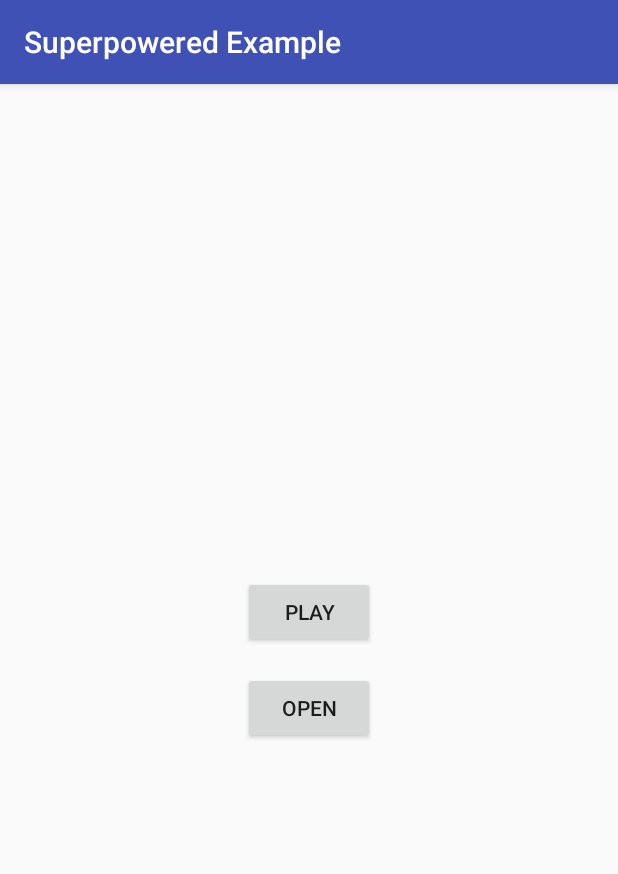
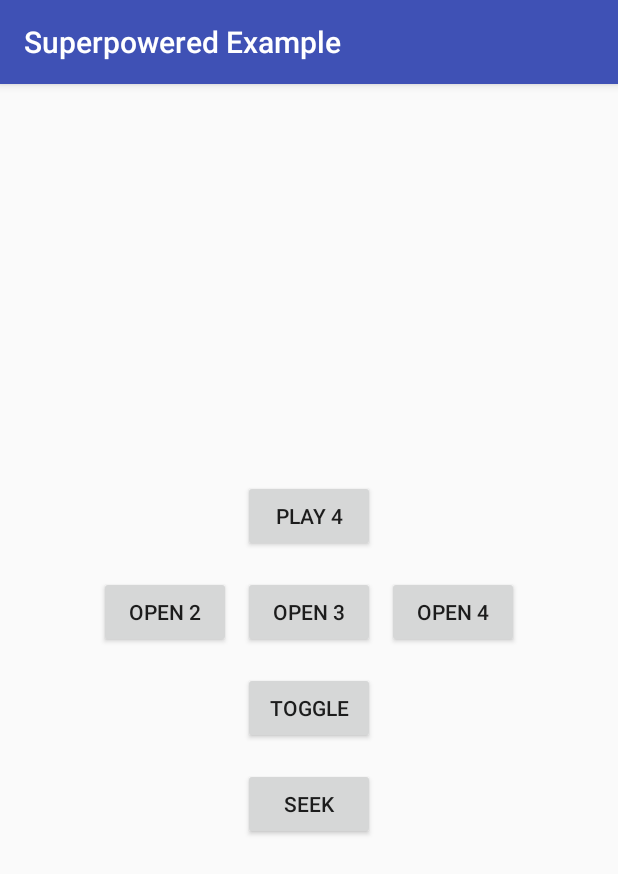
Before and after one commit to Skylesser/superpowered-example, an Android app: the screen it shows after launch (MainActivity), on a phone screen of 412 x 824 dp. Shown: the top 874 px of the screen. Run offline under Robolectric (Android 15) with nearby library versions, the light colour scheme and no system bars.

Commit message:
Open and seek features

```diff
--- a/app/src/main/res/layout/activity_main.xml
+++ b/app/src/main/res/layout/activity_main.xml
@@ -13,23 +13,69 @@
 		android:layout_height="wrap_content"
 		android:layout_margin="8dp"
 		android:onClick="onClickPlay"
-		android:text="PLAY"
-		app:layout_constraintBottom_toTopOf="@id/open"
+		android:text="PLAY 4"
+		app:layout_constraintBottom_toTopOf="@id/open3"
 		app:layout_constraintLeft_toLeftOf="parent"
 		app:layout_constraintRight_toRightOf="parent"
 		app:layout_constraintTop_toTopOf="parent"
 		app:layout_constraintVertical_chainStyle="packed"/>
 
 	<Button
-		android:id="@+id/open"
+		android:id="@+id/open2"
 		android:layout_width="wrap_content"
 		android:layout_height="wrap_content"
 		android:layout_margin="8dp"
 		android:onClick="onClickOpen"
-		android:text="OPEN"
-		app:layout_constraintBottom_toBottomOf="parent"
+		android:text="OPEN 2"
+		app:layout_constraintBottom_toBottomOf="@id/open3"
+		app:layout_constraintRight_toLeftOf="@id/open3"
+		app:layout_constraintTop_toTopOf="@id/open3"/>
+
+	<Button
+		android:id="@+id/open3"
+		android:layout_width="wrap_content"
+		android:layout_height="wrap_content"
+		android:layout_margin="8dp"
+		android:onClick="onClickOpen"
+		android:text="OPEN 3"
+		app:layout_constraintBottom_toTopOf="@id/toggle"
 		app:layout_constraintLeft_toLeftOf="parent"
 		app:layout_constraintRight_toRightOf="parent"
 		app:layout_constraintTop_toBottomOf="@id/play"/>
 
+	<Button
+		android:id="@+id/open4"
+		android:layout_width="wrap_content"
+		android:layout_height="wrap_content"
+		android:layout_margin="8dp"
+		android:onClick="onClickOpen"
+		android:text="OPEN 4"
+		app:layout_constraintBottom_toBottomOf="@id/open3"
+		app:layout_constraintLeft_toRightOf="@id/open3"
+		app:layout_constraintTop_toTopOf="@id/open3"/>
+
+	<Button
+		android:id="@+id/toggle"
+		android:layout_width="wrap_content"
+		android:layout_height="wrap_content"
+		android:layout_margin="8dp"
+		android:onClick="onClickToggle"
+		android:text="TOGGLE"
+		app:layout_constraintBottom_toTopOf="@id/seek"
+		app:layout_constraintLeft_toLeftOf="parent"
+		app:layout_constraintRight_toRightOf="parent"
+		app:layout_constraintTop_toBottomOf="@id/open3"/>
+
+	<Button
+		android:id="@+id/seek"
+		android:layout_width="wrap_content"
+		android:layout_height="wrap_content"
+		android:layout_margin="8dp"
+		android:onClick="onClickSeek"
+		android:text="SEEK"
+		app:layout_constraintLeft_toLeftOf="parent"
+		app:layout_constraintRight_toRightOf="parent"
+		app:layout_constraintTop_toBottomOf="@id/toggle"
+		app:layout_constraintBottom_toBottomOf="parent"/>
+
 </android.support.constraint.ConstraintLayout>
```
Also changed, not shown: app/src/main/java/com/superpowered/superpoweredexample/MainActivity.java (+36 -1 lines), app/src/main/java/com/superpowered/superpoweredexample/SuperPoweredPlayer.java (+26 -4 lines), 2 other files.
